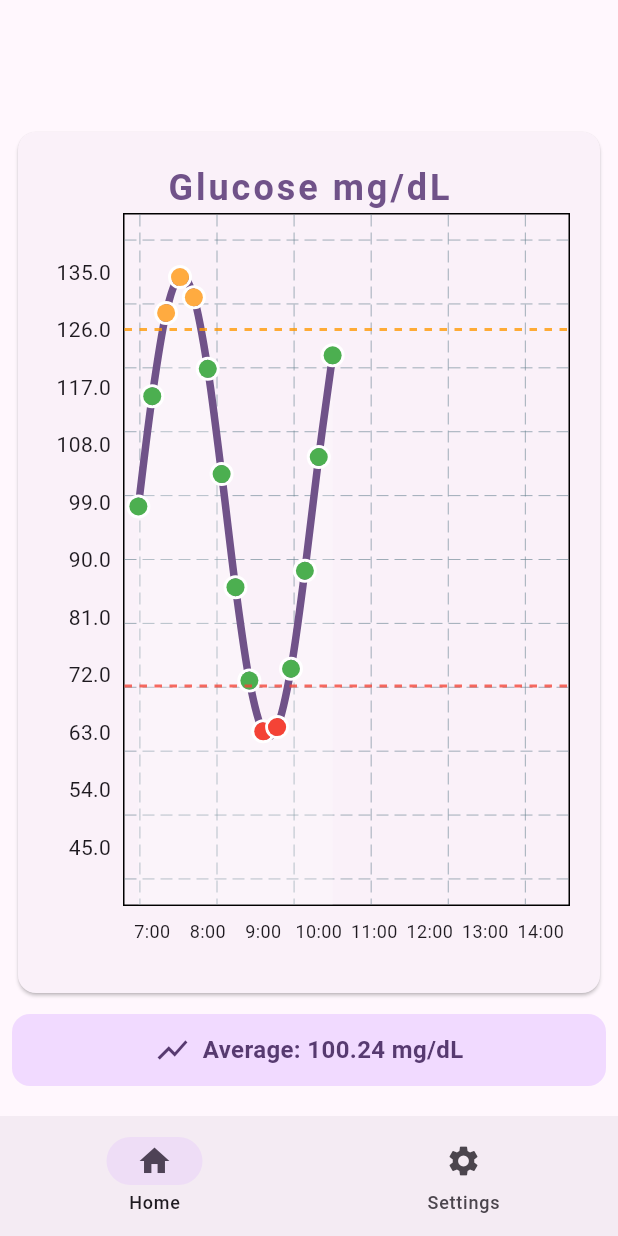
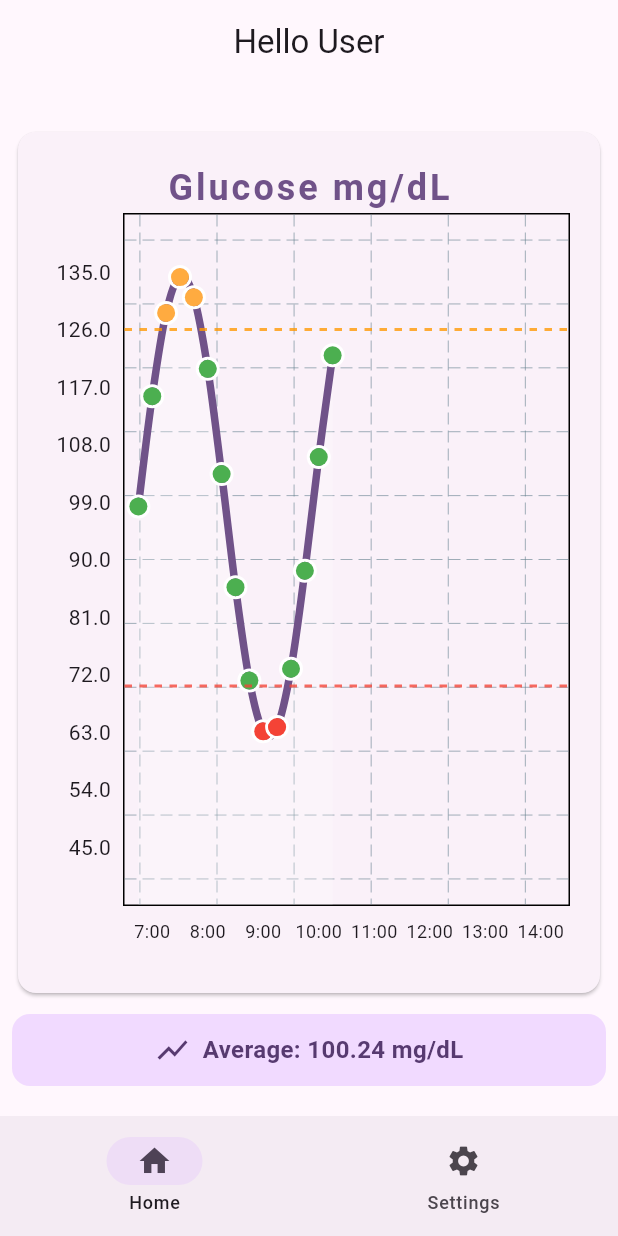
Before and after one commit to Tshadow999/glucose_monitor, a Flutter app: the WidgetTree screen opened directly, on a phone screen of 412 x 824 dp. Run offline on Flutter 3.47's test engine with Material 3 defaults, Android fonts, the light colour scheme and no system bars; drawn by our look-alikes of fl_chart; our stand-ins replace cloud_firestore, device_info_plus, firebase_auth, firebase_core, flutter_local_notifications, flutter_timezone and 3 more; accounts and stored records are empty; generated files the repository leaves out were written again.

Commit message:
Userdata like name is now stored in a database

```diff
--- /dev/null
+++ b/mobile_app/lib/data/database_service.dart
@@ -0,0 +1,38 @@
+import 'package:cloud_firestore/cloud_firestore.dart';
+
+class DatabaseService {
+  static List<String> docIDs = [];
+
+  static Future updateDocumentIds(String collection) async {
+    docIDs = [];
+    await FirebaseFirestore.instance
+        .collection(collection)
+        .get()
+        .then(
+          (snapshot) => snapshot.docs.forEach((document) {
+            print(document.reference.id);
+            docIDs.add(document.reference.id);
+          }),
+        );
+  }
+
+  static Future<String> getUserNameByEmail(String email) async {
+    CollectionReference users = FirebaseFirestore.instance.collection(
+      "user_data",
+    );
+
+    print("Fetching user with email: $email");
+
+    QuerySnapshot querySnapshot =
+        await users.where("email", isEqualTo: email).limit(1).get();
+
+    if (querySnapshot.docs.isNotEmpty) {
+      var userData = querySnapshot.docs.first.data() as Map<String, dynamic>;
+      print("User found: ${userData["name"]}");
+      return userData["name"] ?? "User";
+    }
+
+    print("No user found for email: $email");
+    return "User";
+  }
+}
--- a/mobile_app/lib/main.dart
+++ b/mobile_app/lib/main.dart
@@ -1,3 +1,4 @@
+import 'package:GlucoMonitor/data/database_service.dart';
 import 'package:flutter/material.dart';
 import 'package:GlucoMonitor/data/constants.dart';
 import 'package:GlucoMonitor/data/notification_service.dart';
@@ -30,6 +31,12 @@ class _MyAppState extends State<MyApp> {
   void initState() {
     initPreferences();
     super.initState();
+
+    getDocID();
+  }
+
+  void getDocID() async {
+    await DatabaseService.updateDocumentIds("user_data");
   }
 
   Future<void> initPreferences() async {
--- a/mobile_app/lib/views/widget_tree.dart
+++ b/mobile_app/lib/views/widget_tree.dart
@@ -1,3 +1,4 @@
+import 'package:GlucoMonitor/data/database_service.dart';
 import 'package:flutter/material.dart';
 import 'package:GlucoMonitor/views/widgets/navigationbar_widget.dart';
 import 'package:GlucoMonitor/views/pages/home_page.dart';
@@ -5,7 +6,6 @@ import 'package:GlucoMonitor/views/pages/settings_page.dart';
 import 'package:GlucoMonitor/data/notifiers.dart';
 
 List<Widget> pages = [HomePage(), SettingsPage()];
-List<String> pageTitles = ["Home", "Settings"];
 
 class WidgetTree extends StatefulWidget {
   const WidgetTree({super.key});
@@ -16,18 +16,28 @@ class WidgetTree extends StatefulWidget {
 
 class _WidgetTreeState extends State<WidgetTree> {
   @override
+  void initState() {
+    super.initState();
+    DatabaseService.updateDocumentIds("user_data");
+  }
+
+  @override
   Widget build(BuildContext context) {
     return Scaffold(
       appBar: AppBar(
-        /*
         centerTitle: true,
-        title: ValueListenableBuilder(
-          valueListenable: selectedPageNotifier,
-          builder: (context, selectedPage, child) {
-            return Text(pageTitles.elementAt(selectedPage).toString());
+        title: FutureBuilder(
+          future: DatabaseService.getUserNameByEmail(
+            authService.value.currentUser!.email ?? "",
+          ),
+          builder: (context, snapshot) {
+            if (snapshot.connectionState == ConnectionState.done) {
+              return Text("Hello ${snapshot.data ?? "User"}");
+            } else {
+              return Text("");
+            }
           },
         ),
-        */
       ),
       body: ValueListenableBuilder(
         valueListenable: selectedPageNotifier,
--- a/mobile_app/pubspec.yaml
+++ b/mobile_app/pubspec.yaml
@@ -45,6 +45,7 @@ dependencies:
   flutter_timezone: ^4.1.0
   firebase_core: ^3.12.1
   firebase_auth: ^5.5.1
+  cloud_firestore: ^5.6.6
 
 dev_dependencies:
   flutter_test:
```
Also changed, not shown: mobile_app/lib/views/pages/signup_page.dart (+6 -8 lines), mobile_app/lib/views/widgets/get_user_data.dart (added, +26 -0 lines).
